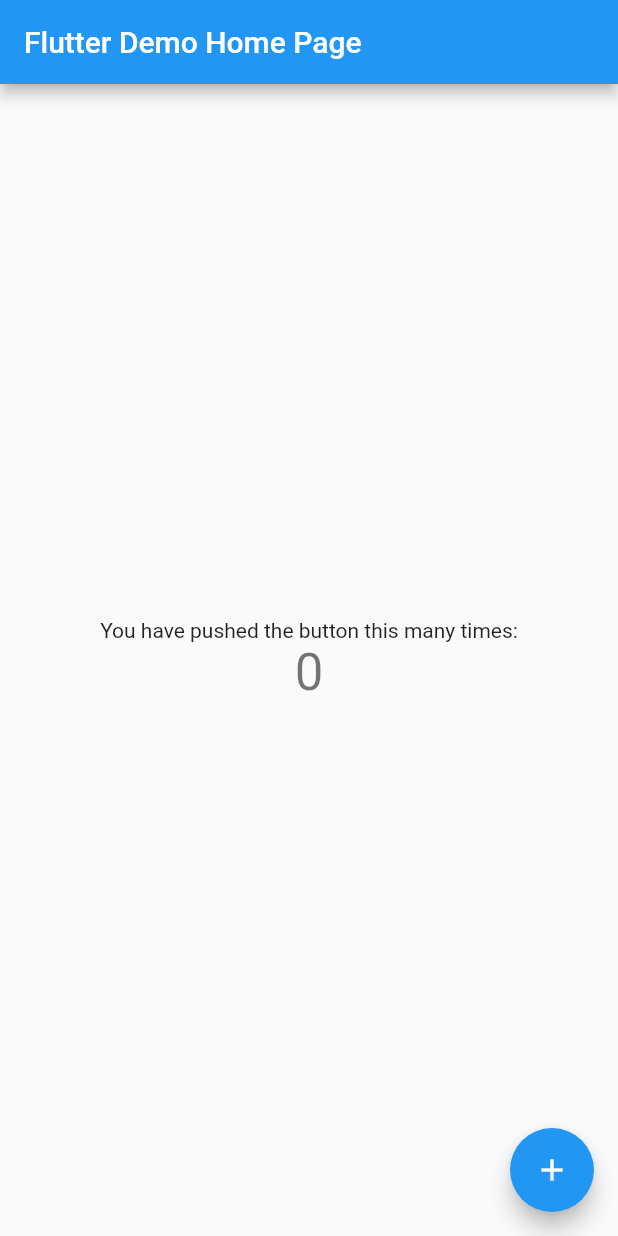
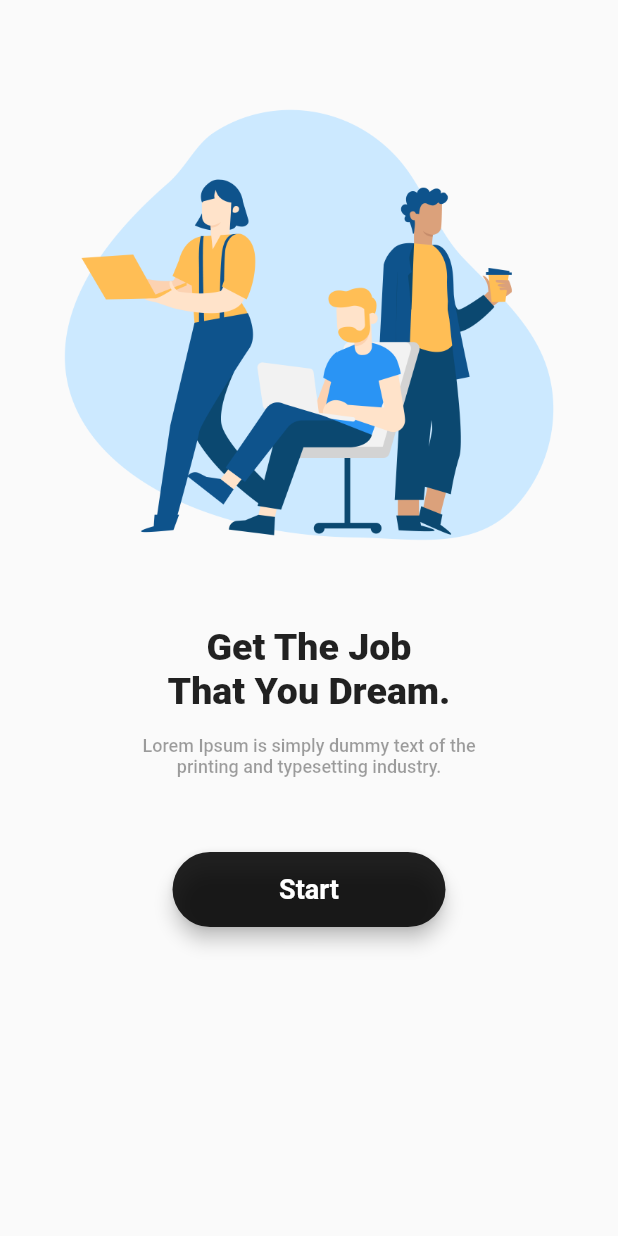
Before and after one commit to knsrmnm/flutter_job_finder_app, a Flutter app: the screen it shows after launch, on a phone screen of 412 x 824 dp. Run offline on Flutter 3.47's test engine with Material 2 defaults, Android fonts, the phone set to English and light mode, and no system bars.

Commit message:
Add splash screen.

```diff
--- a/lib/main.dart
+++ b/lib/main.dart
@@ -1,4 +1,5 @@
 import 'package:flutter/material.dart';
+import 'package:flutter_job_finder_app/screen/splash_screen.dart';
 
 void main() {
   runApp(MyApp());
@@ -9,105 +10,11 @@ class MyApp extends StatelessWidget {
   @override
   Widget build(BuildContext context) {
     return MaterialApp(
-      title: 'Flutter Demo',
+      title: 'Job Finder',
+      debugShowCheckedModeBanner: false,
       theme: ThemeData(
-        // This is the theme of your application.
-        //
-        // Try running your application with "flutter run". You'll see the
-        // application has a blue toolbar. Then, without quitting the app, try
-        // changing the primarySwatch below to Colors.green and then invoke
-        // "hot reload" (press "r" in the console where you ran "flutter run",
-        // or simply save your changes to "hot reload" in a Flutter IDE).
-        // Notice that the counter didn't reset back to zero; the application
-        // is not restarted.
-        primarySwatch: Colors.blue,
       ),
-      home: MyHomePage(title: 'Flutter Demo Home Page'),
+      home: SplashScreen(),
     );
   }
 }
-
-class MyHomePage extends StatefulWidget {
-  MyHomePage({Key? key, required this.title}) : super(key: key);
-
-  // This widget is the home page of your application. It is stateful, meaning
-  // that it has a State object (defined below) that contains fields that affect
-  // how it looks.
-
-  // This class is the configuration for the state. It holds the values (in this
-  // case the title) provided by the parent (in this case the App widget) and
-  // used by the build method of the State. Fields in a Widget subclass are
-  // always marked "final".
-
-  final String title;
-
-  @override
-  _MyHomePageState createState() => _MyHomePageState();
-}
-
-class _MyHomePageState extends State<MyHomePage> {
-  int _counter = 0;
-
-  void _incrementCounter() {
-    setState(() {
-      // This call to setState tells the Flutter framework that something has
-      // changed in this State, which causes it to rerun the build method below
-      // so that the display can reflect the updated values. If we changed
-      // _counter without calling setState(), then the build method would not be
-      // called again, and so nothing would appear to happen.
-      _counter++;
-    });
-  }
-
-  @override
-  Widget build(BuildContext context) {
-    // This method is rerun every time setState is called, for instance as done
-    // by the _incrementCounter method above.
-    //
-    // The Flutter framework has been optimized to make rerunning build methods
-    // fast, so that you can just rebuild anything that needs updating rather
-    // than having to individually change instances of widgets.
-    return Scaffold(
-      appBar: AppBar(
-        // Here we take the value from the MyHomePage object that was created by
-        // the App.build method, and use it to set our appbar title.
-        title: Text(widget.title),
-      ),
-      body: Center(
-        // Center is a layout widget. It takes a single child and positions it
-        // in the middle of the parent.
-        child: Column(
-          // Column is also a layout widget. It takes a list of children and
-          // arranges them vertically. By default, it sizes itself to fit its
-          // children horizontally, and tries to be as tall as its parent.
-          //
-          // Invoke "debug painting" (press "p" in the console, choose the
-          // "Toggle Debug Paint" action from the Flutter Inspector in Android
-          // Studio, or the "Toggle Debug Paint" command in Visual Studio Code)
-          // to see the wireframe for each widget.
-          //
-          // Column has various properties to control how it sizes itself and
-          // how it positions its children. Here we use mainAxisAlignment to
-          // center the children vertically; the main axis here is the vertical
-          // axis because Columns are vertical (the cross axis would be
-          // horizontal).
-          mainAxisAlignment: MainAxisAlignment.center,
-          children: <Widget>[
-            Text(
-              'You have pushed the button this many times:',
-            ),
-            Text(
-              '$_counter',
-              style: Theme.of(context).textTheme.headline4,
-            ),
-          ],
-        ),
-      ),
-      floatingActionButton: FloatingActionButton(
-        onPressed: _incrementCounter,
-        tooltip: 'Increment',
-        child: Icon(Icons.add),
-      ), // This trailing comma makes auto-formatting nicer for build methods.
-    );
-  }
-}
--- /dev/null
+++ b/lib/screen/home_screen.dart
@@ -0,0 +1,14 @@
+import 'package:flutter/material.dart';
+
+/// Home screen.
+class HomeScreen extends StatefulWidget {
+  @override
+  _HomeScreenState createState() => _HomeScreenState();
+}
+
+class _HomeScreenState extends State<HomeScreen> {
+  @override
+  Widget build(BuildContext context) {
+    return Scaffold();
+  }
+}
--- /dev/null
+++ b/lib/screen/splash_screen.dart
@@ -0,0 +1,54 @@
+import 'package:flutter/material.dart';
+import 'package:flutter_job_finder_app/screen/home_screen.dart';
+
+/// Splash screen.
+class SplashScreen extends StatelessWidget {
+  @override
+  Widget build(BuildContext context) {
+    return Scaffold(
+      body: SafeArea(
+        child: Padding(
+          padding: EdgeInsets.symmetric(horizontal: 30.0),
+          child: Center(
+            child: Column(
+              children: [
+                const SizedBox(height: 50.0),
+                Image.asset("assets/images/concept-of-remote-team.png"),
+                const SizedBox(height: 15.0),
+                Text("Get The Job", style: TextStyle(fontWeight: FontWeight.w900, fontSize: 25.0)),
+                Text("That You Dream.", style: TextStyle(fontWeight: FontWeight.w900, fontSize: 25.0)),
+                const SizedBox(height: 15.0),
+                Container(
+                  width: 250,
+                  child: Text(
+                    "Lorem Ipsum is simply dummy text of the printing and typesetting industry.",
+                    style: TextStyle(fontWeight: FontWeight.w500, fontSize: 12.0, color: Colors.black38),
+                    textAlign: TextAlign.center,
+                  ),
+                ),
+                const SizedBox(height: 50.0),
+                ElevatedButton(
+                  onPressed: () { Navigator.push(context, MaterialPageRoute(builder: (context) => HomeScreen())); },
+                  style: ElevatedButton.styleFrom(
+                    primary: Colors.black87,
+                    elevation: 5.0,
+                    shape: RoundedRectangleBorder(
+                      borderRadius: BorderRadius.circular(35.0),
+                    ),
+                  ),
+                  child: Container(
+                    width: 150,
+                    height: 50,
+                    child: Center(
+                      child: Text('Start', style: TextStyle(fontWeight: FontWeight.w700, fontSize: 18.0, color: Colors.white)),
+                    ),
+                  ),
+                ),
+              ],
+            ),
+          ),
+        )
+      ),
+    );
+  }
+}
--- a/pubspec.yaml
+++ b/pubspec.yaml
@@ -45,9 +45,8 @@ flutter:
   uses-material-design: true
 
   # To add assets to your application, add an assets section, like this:
-  # assets:
-  #   - images/a_dot_burr.jpeg
-  #   - images/a_dot_ham.jpeg
+  assets:
+    - assets/images/
 
   # An image asset can refer to one or more resolution-specific "variants", see
   # https://flutter.dev/assets-and-images/#resolution-aware.
```
Also changed, not shown: assets/images/concept-of-remote-team.png (added), 1 other file.
